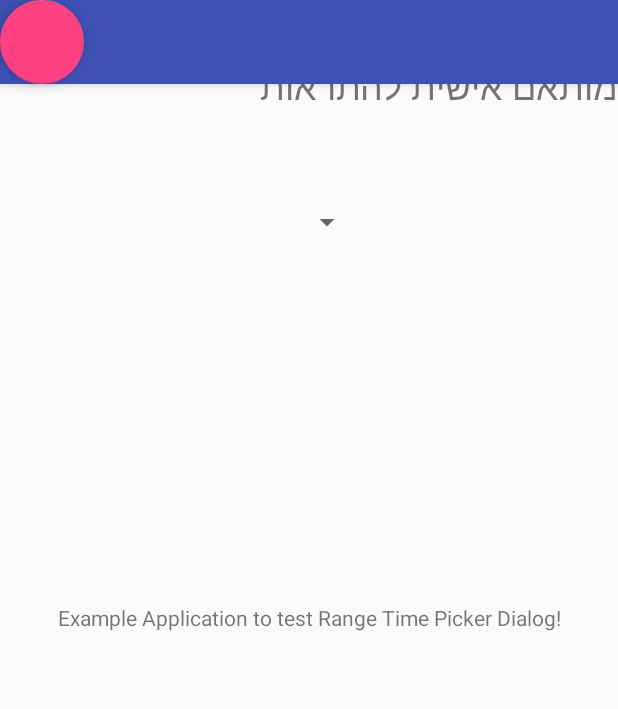
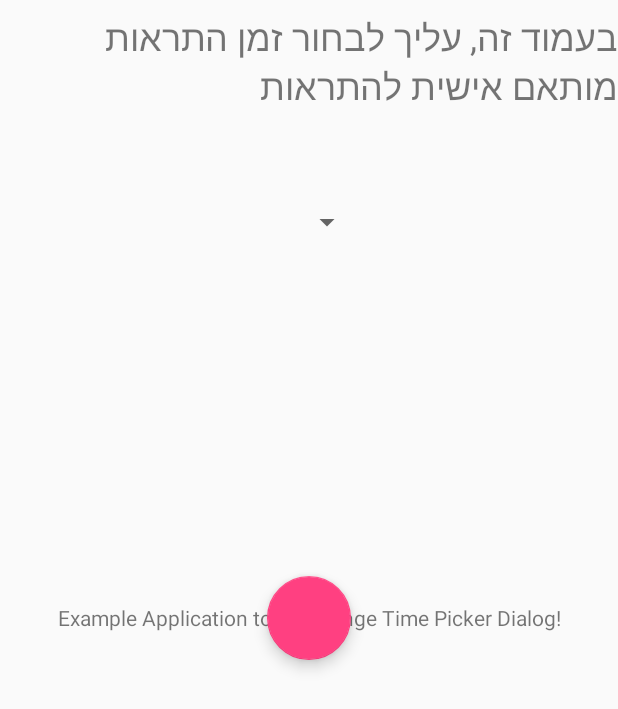
Before and after one commit to rotem740/Shift, an Android app: the layout activity_personal_time.xml on its own in the app's theme, with its tools: preview values and no code run, on a phone screen of 412 x 824 dp. Shown: the top 709 px of the screen. Run offline under Robolectric (Android 15) with nearby library versions, the phone set to English and light mode, and no system bars.

Commit message:
working
worling

```diff
--- a/app/src/main/res/layout/activity_personal_time.xml
+++ b/app/src/main/res/layout/activity_personal_time.xml
@@ -11,12 +11,14 @@
     <TextView
         android:layout_width="match_parent"
         android:layout_height="match_parent"
+        android:gravity="center"
         android:text="Example Application to test Range Time Picker Dialog!"
-        android:gravity="center"
         app:layout_constraintBottom_toBottomOf="parent"
+        app:layout_constraintHorizontal_bias="0.0"
         app:layout_constraintLeft_toLeftOf="parent"
         app:layout_constraintRight_toRightOf="parent"
-        app:layout_constraintTop_toTopOf="parent" />
+        app:layout_constraintTop_toTopOf="parent"
+        app:layout_constraintVertical_bias="1.0" />
 
 
     <TextView
@@ -34,13 +36,6 @@
         android:layout_height="wrap_content"
        >
 
-        <android.support.v7.widget.Toolbar
-            android:id="@+id/toolbar"
-            android:layout_width="match_parent"
-            android:layout_height="?attr/actionBarSize"
-            android:background="?attr/colorPrimary"
-           />
-
     </android.support.design.widget.AppBarLayout>
 
 
@@ -49,9 +44,16 @@
         android:layout_width="wrap_content"
         android:layout_height="wrap_content"
         android:layout_gravity="bottom|end"
+        android:layout_marginBottom="8dp"
+        android:layout_marginEnd="8dp"
+        android:layout_marginStart="8dp"
+        android:layout_marginTop="8dp"
+        android:onClick="onClick"
         android:tint="@android:color/white"
-        tools:layout_editor_absoluteX="0dp"
-        tools:layout_editor_absoluteY="69dp" />
+        app:layout_constraintBottom_toBottomOf="parent"
+        app:layout_constraintEnd_toEndOf="parent"
+        app:layout_constraintStart_toStartOf="parent"
+        app:layout_constraintTop_toTopOf="parent" />
 
     <Spinner
         android:id="@+id/spinner"
```
Also changed, not shown: app/src/main/java/com/kalay/shift/shift/AddPersonalTime.java (+21 -51 lines).
